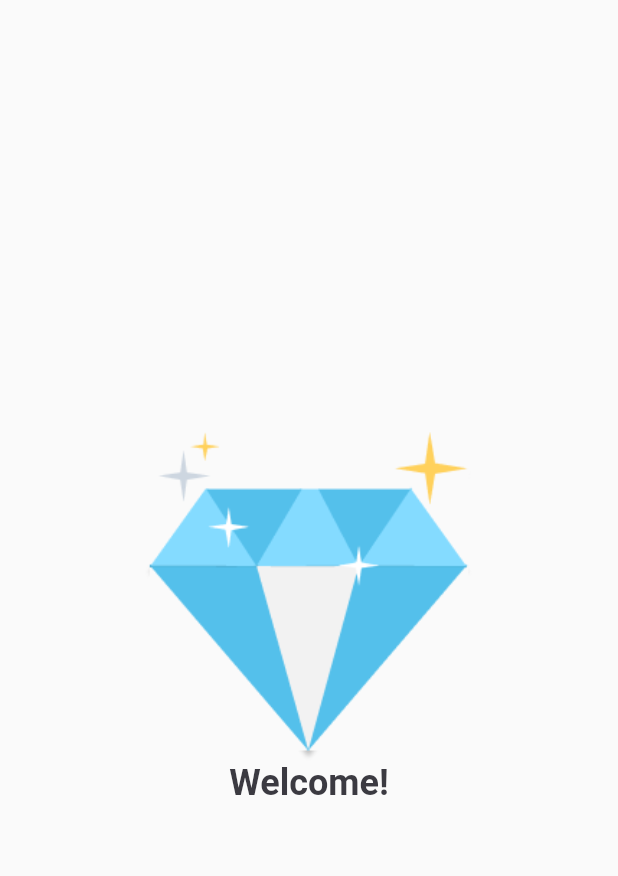
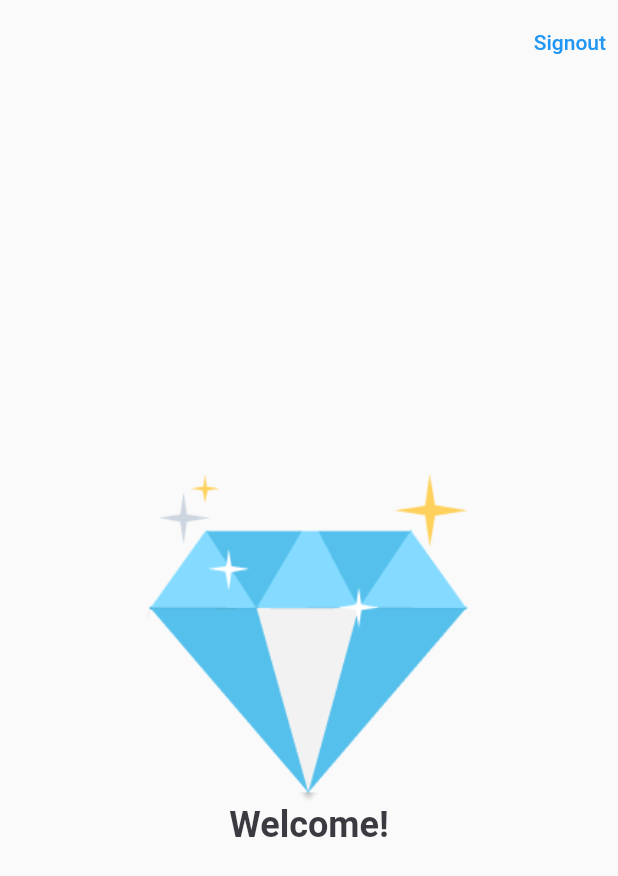
Before and after one commit to haashem/firebase-passwordless-signin, a Flutter app: the HomePage screen opened by its route, on a phone screen of 412 x 824 dp. Shown: the top 876 px of the screen. Run offline on Flutter 3.47's test engine with Material 2 defaults, Android fonts, the light colour scheme and no system bars; our stand-ins replace firebase_auth, firebase_core, firebase_dynamic_links, flutter_bloc, flutter_secure_storage, fpdart and 4 more; missing offline and left inert: android_intent_plus; accounts and stored records are empty.

Commit message:
Add sign out

```diff
--- a/lib/auth/passwordless_authenticator.dart
+++ b/lib/auth/passwordless_authenticator.dart
@@ -107,6 +107,8 @@ class PasswordlessAuthenticator {
         .authStateChanges()
         .map((user) => optionOf(user?.toDomain()));
   }
+
+  Future<void> signout() => _firebaseAuth.signOut();
 }
 
 extension FirebaseUserDomain on firebase_auth.User {
--- a/lib/home_page.dart
+++ b/lib/home_page.dart
@@ -1,11 +1,18 @@
 import 'package:flutter/material.dart';
 
 class HomePage extends StatelessWidget {
-  const HomePage({super.key});
+  final VoidCallback onSignoutRequest;
+  const HomePage({super.key, required this.onSignoutRequest});
 
   @override
   Widget build(BuildContext context) {
-    return Material(
+    return Scaffold(
+      appBar: AppBar(
+        elevation: 0,
+        backgroundColor: Colors.transparent,
+        actions: [TextButton(onPressed: onSignoutRequest, child: const Text('Signout'))],
+      ),
+      body: Center(
         child: Column(
           mainAxisAlignment: MainAxisAlignment.center,
           children: [
@@ -24,6 +31,7 @@ class HomePage extends StatelessWidget {
             ),
           ],
         ),
+      ),
     );
   }
 }
--- a/lib/routes/routes.dart
+++ b/lib/routes/routes.dart
@@ -31,7 +31,9 @@ class AppRouter {
     routes: [
       GoRoute(
         path: Routes.home.path,
-        builder: (context, state) => const HomePage(),
+        builder: (context, state) => HomePage(
+          onSignoutRequest: () => getIt<PasswordlessAuthenticator>().signout(),
+        ),
       ),
       ShellRoute(
         builder: (context, state, child) {
@@ -73,7 +75,7 @@ class AppRouter {
       } else if (isInSigninFlow) {
         return Routes.home.path;
       } else {
-         // no need to redirect at all
+        // no need to redirect at all
         return null;
       }
     },
```
Lines whose indentation alone changed are shown as unchanged.
